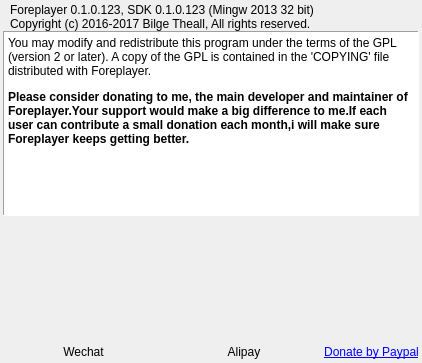
Above: desktop/app/gui/dialogs/optionabout.ui from theall/Foreplayer before the change. Below: the same form after it.
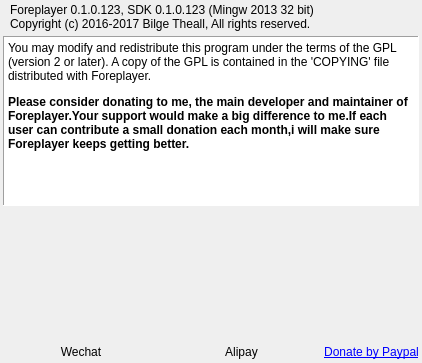
That is the form after the change. Icons and pictures are not drawn.

Diff of the .ui file:
```diff
--- a/desktop/app/gui/dialogs/optionabout.ui
+++ b/desktop/app/gui/dialogs/optionabout.ui
@@ -15,7 +15,7 @@
   </property>
   <layout class="QVBoxLayout" name="verticalLayout_7">
    <property name="spacing">
-    <number>0</number>
+    <number>5</number>
    </property>
    <property name="leftMargin">
     <number>3</number>
```
